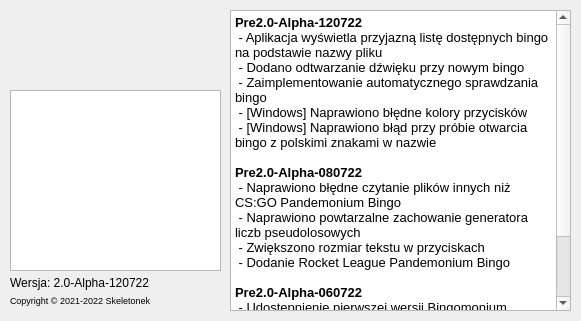
Above: Project/mainwindow.ui from Skeletonek/Bingomonium before the change. Below: the same form after it.
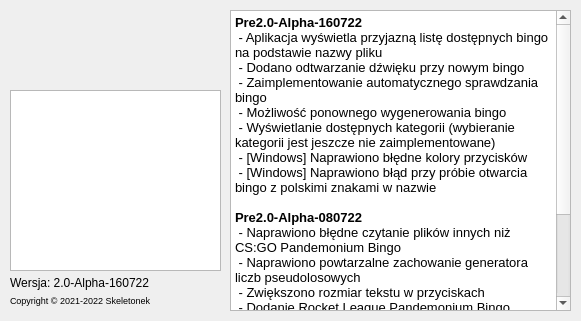
That is the form after the change. Icons and pictures are not drawn.

What changed in the file:
```diff
--- a/Project/mainwindow.ui
+++ b/Project/mainwindow.ui
@@ -48,7 +48,7 @@
      </font>
     </property>
     <property name="text">
-     <string>Wersja: 2.0-Alpha-120722</string>
+     <string>Wersja: 2.0-Alpha-160722</string>
     </property>
     <property name="alignment">
      <set>Qt::AlignLeading|Qt::AlignLeft|Qt::AlignTop</set>
@@ -108,10 +108,12 @@
 &lt;html&gt;&lt;head&gt;&lt;meta name=&quot;qrichtext&quot; content=&quot;1&quot; /&gt;&lt;style type=&quot;text/css&quot;&gt;
 p, li { white-space: pre-wrap; }
 &lt;/style&gt;&lt;/head&gt;&lt;body style=&quot; font-family:'Noto Sans'; font-size:10pt; font-weight:400; font-style:normal;&quot;&gt;
-&lt;p style=&quot; margin-top:0px; margin-bottom:0px; margin-left:0px; margin-right:0px; -qt-block-indent:0; text-indent:0px;&quot;&gt;&lt;span style=&quot; font-weight:600;&quot;&gt;Pre2.0-Alpha-120722&lt;/span&gt;&lt;/p&gt;
+&lt;p style=&quot; margin-top:0px; margin-bottom:0px; margin-left:0px; margin-right:0px; -qt-block-indent:0; text-indent:0px;&quot;&gt;&lt;span style=&quot; font-weight:600;&quot;&gt;Pre2.0-Alpha-160722&lt;/span&gt;&lt;/p&gt;
 &lt;p style=&quot; margin-top:0px; margin-bottom:0px; margin-left:0px; margin-right:0px; -qt-block-indent:0; text-indent:0px;&quot;&gt; - Aplikacja wyświetla przyjazną listę dostępnych bingo na podstawie nazwy pliku&lt;/p&gt;
 &lt;p style=&quot; margin-top:0px; margin-bottom:0px; margin-left:0px; margin-right:0px; -qt-block-indent:0; text-indent:0px;&quot;&gt; - Dodano odtwarzanie dźwięku przy nowym bingo&lt;/p&gt;
 &lt;p style=&quot; margin-top:0px; margin-bottom:0px; margin-left:0px; margin-right:0px; -qt-block-indent:0; text-indent:0px;&quot;&gt; - Zaimplementowanie automatycznego sprawdzania bingo&lt;/p&gt;
+&lt;p style=&quot; margin-top:0px; margin-bottom:0px; margin-left:0px; margin-right:0px; -qt-block-indent:0; text-indent:0px;&quot;&gt; - Możliwość ponownego wygenerowania bingo&lt;/p&gt;
+&lt;p style=&quot; margin-top:0px; margin-bottom:0px; margin-left:0px; margin-right:0px; -qt-block-indent:0; text-indent:0px;&quot;&gt; - Wyświetlanie dostępnych kategorii (wybieranie kategorii jest jeszcze nie zaimplementowane)&lt;/p&gt;
 &lt;p style=&quot; margin-top:0px; margin-bottom:0px; margin-left:0px; margin-right:0px; -qt-block-indent:0; text-indent:0px;&quot;&gt; - [Windows] Naprawiono błędne kolory przycisków &lt;/p&gt;
 &lt;p style=&quot; margin-top:0px; margin-bottom:0px; margin-left:0px; margin-right:0px; -qt-block-indent:0; text-indent:0px;&quot;&gt; - [Windows] Naprawiono błąd przy próbie otwarcia bingo z polskimi znakami w nazwie&lt;/p&gt;
 &lt;p style=&quot;-qt-paragraph-type:empty; margin-top:0px; margin-bottom:0px; margin-left:0px; margin-right:0px; -qt-block-indent:0; text-indent:0px; font-weight:600;&quot;&gt;&lt;br /&gt;&lt;/p&gt;
```
